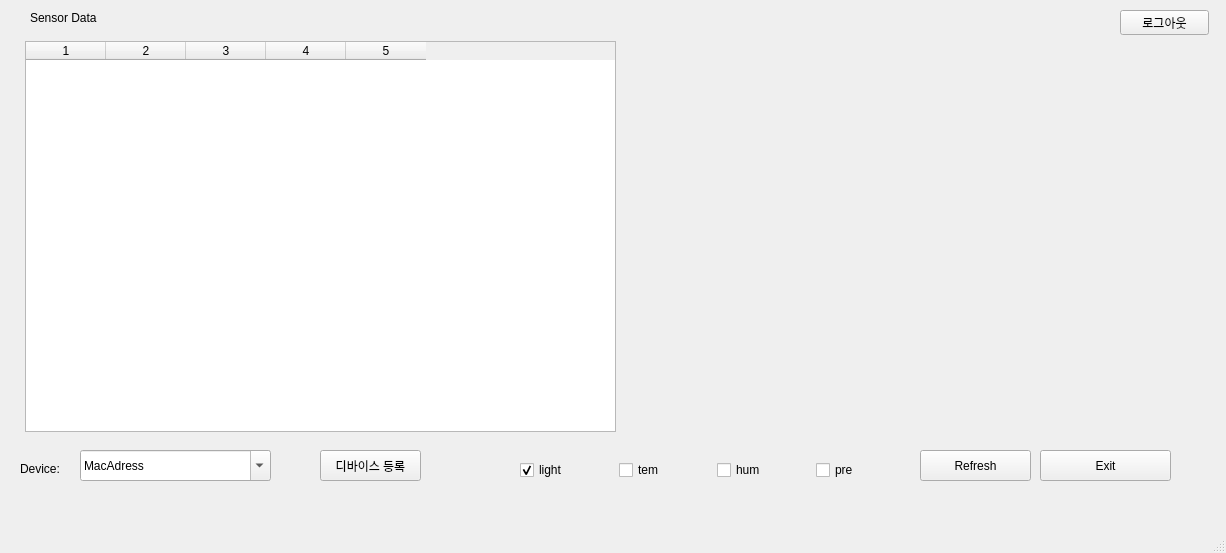
Before: the Qt Designer form SensorBoard/mainwindow.ui in sunghyungi/greenhouse_project, drawn with Qt 5.
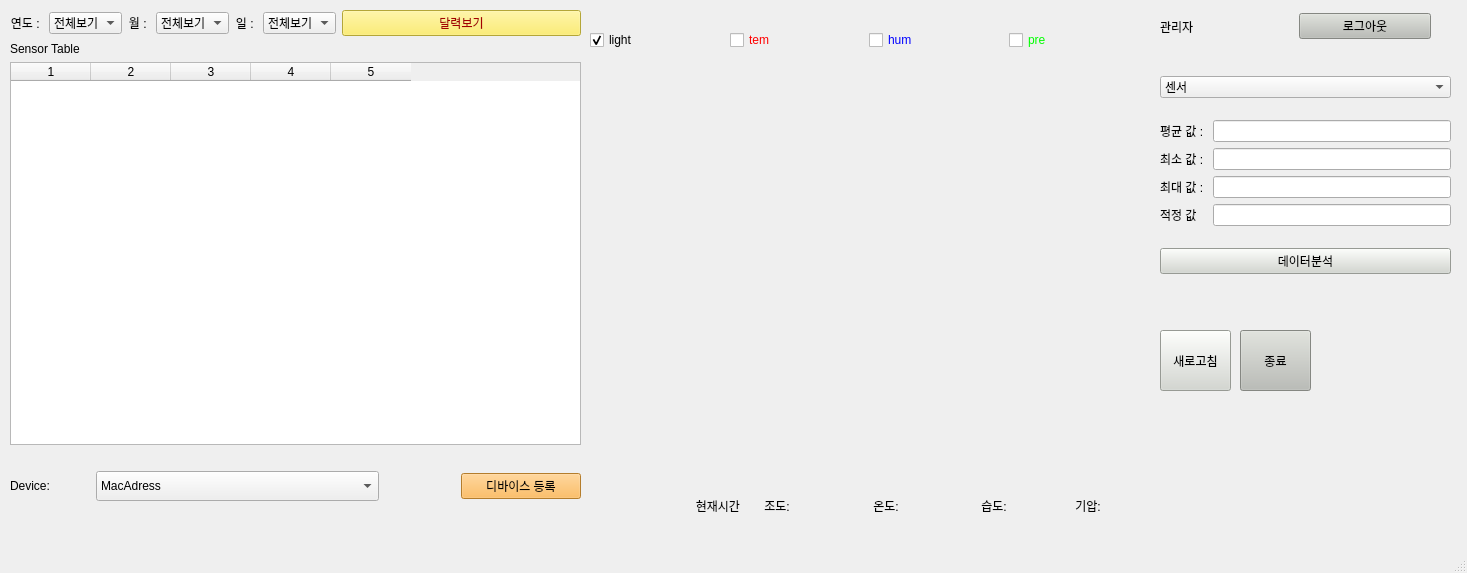
After: the same form once the commit is applied. Custom widgets are drawn as their Qt base class.

The edit to the form file:
```diff
--- a/SensorBoard/mainwindow.ui
+++ b/SensorBoard/mainwindow.ui
@@ -6,198 +6,607 @@
    <rect>
     <x>0</x>
     <y>0</y>
-    <width>1226</width>
-    <height>553</height>
+    <width>1467</width>
+    <height>573</height>
    </rect>
   </property>
   <property name="windowTitle">
-   <string>MainWindow</string>
+   <string>온실관리시스템</string>
   </property>
   <widget class="QWidget" name="centralwidget">
-   <widget class="QTableWidget" name="Sensor_table">
-    <property name="geometry">
-     <rect>
-      <x>25</x>
-      <y>41</y>
-      <width>591</width>
-      <height>391</height>
-     </rect>
-    </property>
-    <property name="rowCount">
-     <number>0</number>
-    </property>
-    <property name="columnCount">
-     <number>5</number>
-    </property>
-    <attribute name="horizontalHeaderDefaultSectionSize">
-     <number>80</number>
-    </attribute>
-    <column/>
-    <column/>
-    <column/>
-    <column/>
-    <column/>
-   </widget>
-   <widget class="QLabel" name="lbl_sensor">
-    <property name="geometry">
-     <rect>
-      <x>30</x>
-      <y>10</y>
-      <width>191</width>
-      <height>16</height>
-     </rect>
-    </property>
-    <property name="text">
-     <string>Sensor Data</string>
-    </property>
-   </widget>
    <widget class="QPushButton" name="btn_Exit">
     <property name="geometry">
      <rect>
-      <x>1040</x>
-      <y>450</y>
-      <width>131</width>
-      <height>31</height>
+      <x>1240</x>
+      <y>330</y>
+      <width>71</width>
+      <height>61</height>
      </rect>
     </property>
+    <property name="styleSheet">
+     <string notr="true">background-color: rgb(186, 189, 182);</string>
+    </property>
     <property name="text">
-     <string>Exit</string>
-    </property>
-   </widget>
-   <widget class="QCustomPlot" name="customPlot" native="true">
-    <property name="geometry">
-     <rect>
-      <x>640</x>
-      <y>40</y>
-      <width>551</width>
-      <height>391</height>
-     </rect>
+     <string>종료</string>
     </property>
    </widget>
    <widget class="QPushButton" name="btn_Refresh">
     <property name="geometry">
      <rect>
-      <x>920</x>
-      <y>450</y>
-      <width>111</width>
-      <height>31</height>
+      <x>1160</x>
+      <y>330</y>
+      <width>71</width>
+      <height>61</height>
      </rect>
     </property>
+    <property name="styleSheet">
+     <string notr="true">background-color: rgb(211, 215, 207);</string>
+    </property>
     <property name="text">
-     <string>Refresh</string>
+     <string>새로고침</string>
     </property>
    </widget>
-   <widget class="QWidget" name="horizontalLayoutWidget">
+   <widget class="QWidget" name="layoutWidget">
     <property name="geometry">
      <rect>
-      <x>520</x>
-      <y>450</y>
-      <width>388</width>
-      <height>41</height>
+      <x>590</x>
+      <y>490</y>
+      <width>590</width>
+      <height>32</height>
      </rect>
     </property>
-    <layout class="QHBoxLayout" name="horizontalLayout">
+    <layout class="QHBoxLayout" name="horizontalLayout_3">
      <item>
-      <widget class="QCheckBox" name="cb_Light">
+      <widget class="QLabel" name="lbl_CurTime">
+       <property name="minimumSize">
+        <size>
+         <width>150</width>
+         <height>30</height>
+        </size>
+       </property>
        <property name="text">
-        <string>light</string>
+        <string>현재시간</string>
        </property>
-       <property name="checked">
-        <bool>true</bool>
+       <property name="alignment">
+        <set>Qt::AlignRight|Qt::AlignTrailing|Qt::AlignVCenter</set>
        </property>
       </widget>
      </item>
      <item>
-      <widget class="QCheckBox" name="cb_Tem">
+      <widget class="QLabel" name="lbl_Light">
        <property name="text">
-        <string>tem</string>
+        <string>조도: </string>
        </property>
+       <property name="alignment">
+        <set>Qt::AlignRight|Qt::AlignTrailing|Qt::AlignVCenter</set>
+       </property>
       </widget>
      </item>
      <item>
-      <widget class="QCheckBox" name="cb_Hum">
+      <widget class="QLabel" name="lbl_LightData">
+       <property name="minimumSize">
+        <size>
+         <width>50</width>
+         <height>30</height>
+        </size>
+       </property>
+       <property name="maximumSize">
+        <size>
+         <width>50</width>
+         <height>30</height>
+        </size>
+       </property>
        <property name="text">
-        <string>hum</string>
+        <string/>
        </property>
       </widget>
      </item>
      <item>
-      <widget class="QCheckBox" name="cb_Pre">
+      <widget class="QLabel" name="lbl_Tem">
        <property name="text">
-        <string>pre</string>
+        <string>온도: </string>
        </property>
+       <property name="alignment">
+        <set>Qt::AlignRight|Qt::AlignTrailing|Qt::AlignVCenter</set>
+       </property>
       </widget>
      </item>
+     <item>
+      <widget class="QLabel" name="lbl_TemData">
+       <property name="minimumSize">
+        <size>
+         <width>50</width>
+         <height>30</height>
+        </size>
+       </property>
+       <property name="maximumSize">
+        <size>
+         <width>50</width>
+         <height>30</height>
+        </size>
+       </property>
+       <property name="text">
+        <string/>
+       </property>
+      </widget>
+     </item>
+     <item>
+      <widget class="QLabel" name="lbl_Hum">
+       <property name="text">
+        <string>습도: </string>
+       </property>
+       <property name="alignment">
+        <set>Qt::AlignRight|Qt::AlignTrailing|Qt::AlignVCenter</set>
+       </property>
+      </widget>
+     </item>
+     <item>
+      <widget class="QLabel" name="lbl_HumData">
+       <property name="minimumSize">
+        <size>
+         <width>35</width>
+         <height>30</height>
+        </size>
+       </property>
+       <property name="maximumSize">
+        <size>
+         <width>35</width>
+         <height>30</height>
+        </size>
+       </property>
+       <property name="text">
+        <string/>
+       </property>
+      </widget>
+     </item>
+     <item>
+      <widget class="QLabel" name="lbl_Pre">
+       <property name="text">
+        <string>기압: </string>
+       </property>
+       <property name="alignment">
+        <set>Qt::AlignRight|Qt::AlignTrailing|Qt::AlignVCenter</set>
+       </property>
+      </widget>
+     </item>
+     <item>
+      <widget class="QLabel" name="lbl_PreData">
+       <property name="minimumSize">
+        <size>
+         <width>70</width>
+         <height>30</height>
+        </size>
+       </property>
+       <property name="text">
+        <string/>
+       </property>
+      </widget>
+     </item>
     </layout>
    </widget>
-   <widget class="QComboBox" name="cbb_Mac">
+   <widget class="QWidget" name="layoutWidget">
     <property name="geometry">
      <rect>
-      <x>80</x>
-      <y>450</y>
-      <width>191</width>
-      <height>31</height>
+      <x>10</x>
+      <y>10</y>
+      <width>571</width>
+      <height>511</height>
      </rect>
     </property>
-    <property name="editable">
-     <bool>true</bool>
-    </property>
-    <property name="currentText">
-     <string notr="true">MacAdress</string>
-    </property>
-    <property name="currentIndex">
-     <number>0</number>
-    </property>
-    <property name="duplicatesEnabled">
-     <bool>false</bool>
-    </property>
-    <property name="frame">
-     <bool>true</bool>
-    </property>
-    <item>
-     <property name="text">
-      <string>MacAdress</string>
-     </property>
-    </item>
+    <layout class="QVBoxLayout" name="verticalLayout_2">
+     <item>
+      <layout class="QVBoxLayout" name="verticalLayout">
+       <item>
+        <layout class="QHBoxLayout" name="horizontalLayout_5">
+         <item>
+          <layout class="QHBoxLayout" name="horizontalLayout_2">
+           <item>
+            <widget class="QLabel" name="lbl_Year">
+             <property name="text">
+              <string>연도 : </string>
+             </property>
+             <property name="alignment">
+              <set>Qt::AlignRight|Qt::AlignTrailing|Qt::AlignVCenter</set>
+             </property>
+            </widget>
+           </item>
+           <item>
+            <widget class="QComboBox" name="cbb_Year">
+             <property name="currentIndex">
+              <number>0</number>
+             </property>
+             <item>
+              <property name="text">
+               <string>전체보기</string>
+              </property>
+             </item>
+            </widget>
+           </item>
+           <item>
+            <widget class="QLabel" name="lbl_Month">
+             <property name="text">
+              <string>월 : </string>
+             </property>
+             <property name="alignment">
+              <set>Qt::AlignRight|Qt::AlignTrailing|Qt::AlignVCenter</set>
+             </property>
+            </widget>
+           </item>
+           <item>
+            <widget class="QComboBox" name="cbb_Month">
+             <item>
+              <property name="text">
+               <string>전체보기</string>
+              </property>
+             </item>
+            </widget>
+           </item>
+           <item>
+            <widget class="QLabel" name="lbl_Day">
+             <property name="text">
+              <string>일 : </string>
+             </property>
+             <property name="alignment">
+              <set>Qt::AlignRight|Qt::AlignTrailing|Qt::AlignVCenter</set>
+             </property>
+            </widget>
+           </item>
+           <item>
+            <widget class="QComboBox" name="cbb_Day">
+             <item>
+              <property name="text">
+               <string>전체보기</string>
+              </property>
+             </item>
+            </widget>
+           </item>
+          </layout>
+         </item>
+         <item>
+          <widget class="QPushButton" name="pushButton">
+           <property name="styleSheet">
+            <string notr="true">background-color: rgb(252, 233, 79);
+color: rgb(164, 0, 0);</string>
+           </property>
+           <property name="text">
+            <string>달력보기</string>
+           </property>
+          </widget>
+         </item>
+        </layout>
+       </item>
+       <item>
+        <widget class="QLabel" name="lbl_Sensor">
+         <property name="text">
+          <string>Sensor Table</string>
+         </property>
+        </widget>
+       </item>
+       <item>
+        <widget class="QTableWidget" name="Sensor_table">
+         <property name="rowCount">
+          <number>0</number>
+         </property>
+         <property name="columnCount">
+          <number>5</number>
+         </property>
+         <attribute name="horizontalHeaderCascadingSectionResizes">
+          <bool>true</bool>
+         </attribute>
+         <attribute name="horizontalHeaderDefaultSectionSize">
+          <number>80</number>
+         </attribute>
+         <column/>
+         <column/>
+         <column/>
+         <column/>
+         <column/>
+        </widget>
+       </item>
+      </layout>
+     </item>
+     <item>
+      <layout class="QHBoxLayout" name="horizontalLayout_6">
+       <item>
+        <layout class="QHBoxLayout" name="horizontalLayout_4">
+         <item>
+          <widget class="QLabel" name="lbl_Mac">
+           <property name="maximumSize">
+            <size>
+             <width>80</width>
+             <height>16777215</height>
+            </size>
+           </property>
+           <property name="text">
+            <string>Device:</string>
+           </property>
+          </widget>
+         </item>
+         <item>
+          <widget class="QComboBox" name="cbb_Mac">
+           <property name="minimumSize">
+            <size>
+             <width>170</width>
+             <height>30</height>
+            </size>
+           </property>
+           <property name="editable">
+            <bool>false</bool>
+           </property>
+           <property name="currentText">
+            <string notr="true">MacAdress</string>
+           </property>
+           <property name="currentIndex">
+            <number>0</number>
+           </property>
+           <property name="duplicatesEnabled">
+            <bool>false</bool>
+           </property>
+           <property name="frame">
+            <bool>true</bool>
+           </property>
+           <item>
+            <property name="text">
+             <string>MacAdress</string>
+            </property>
+           </item>
+          </widget>
+         </item>
+         <item>
+          <widget class="QLabel" name="img_Crop">
+           <property name="minimumSize">
+            <size>
+             <width>70</width>
+             <height>70</height>
+            </size>
+           </property>
+           <property name="maximumSize">
+            <size>
+             <width>70</width>
+             <height>70</height>
+            </size>
+           </property>
+           <property name="styleSheet">
+            <string notr="true"/>
+           </property>
+           <property name="text">
+            <string/>
+           </property>
+          </widget>
+         </item>
+        </layout>
+       </item>
+       <item>
+        <widget class="QPushButton" name="btn_manager">
+         <property name="maximumSize">
+          <size>
+           <width>120</width>
+           <height>16777215</height>
+          </size>
+         </property>
+         <property name="styleSheet">
+          <string notr="true">background-color: rgb(252, 175, 62);</string>
+         </property>
+         <property name="text">
+          <string>디바이스 등록</string>
+         </property>
+        </widget>
+       </item>
+      </layout>
+     </item>
+    </layout>
    </widget>
-   <widget class="QLabel" name="lbl_Mac">
+   <widget class="QWidget" name="layoutWidget">
     <property name="geometry">
      <rect>
-      <x>20</x>
-      <y>460</y>
-      <width>67</width>
-      <height>17</height>
+      <x>590</x>
+      <y>10</y>
+      <width>552</width>
+      <height>470</height>
      </rect>
     </property>
-    <property name="text">
-     <string>Device:</string>
-    </property>
+    <layout class="QVBoxLayout" name="verticalLayout_3">
+     <item>
+      <layout class="QHBoxLayout" name="horizontalLayout">
+       <item>
+        <widget class="QCheckBox" name="cb_Light">
+         <property name="text">
+          <string>light</string>
+         </property>
+         <property name="checked">
+          <bool>true</bool>
+         </property>
+        </widget>
+       </item>
+       <item>
+        <widget class="QCheckBox" name="cb_Tem">
+         <property name="styleSheet">
+          <string notr="true">color: rgb(255, 0, 0);</string>
+         </property>
+         <property name="text">
+          <string>tem</string>
+         </property>
+        </widget>
+       </item>
+       <item>
+        <widget class="QCheckBox" name="cb_Hum">
+         <property name="minimumSize">
+          <size>
+           <width>0</width>
+           <height>60</height>
+          </size>
+         </property>
+         <property name="styleSheet">
+          <string notr="true">color: rgb(0, 0, 255);</string>
+         </property>
+         <property name="text">
+          <string>hum</string>
+         </property>
+        </widget>
+       </item>
+       <item>
+        <widget class="QCheckBox" name="cb_Pre">
+         <property name="styleSheet">
+          <string notr="true">color: rgb(0, 255, 0);</string>
+         </property>
+         <property name="text">
+          <string>pre</string>
+         </property>
+        </widget>
+       </item>
+      </layout>
+     </item>
+     <item>
+      <widget class="QCustomPlot" name="customPlot" native="true">
+       <property name="minimumSize">
+        <size>
+         <width>550</width>
+         <height>400</height>
+        </size>
+       </property>
+      </widget>
+     </item>
+    </layout>
    </widget>
-   <widget class="QPushButton" name="btn_manager">
+   <widget class="QWidget" name="layoutWidget">
     <property name="geometry">
      <rect>
-      <x>320</x>
-      <y>450</y>
-      <width>101</width>
-      <height>31</height>
+      <x>1160</x>
+      <y>10</y>
+      <width>271</width>
+      <height>33</height>
      </rect>
     </property>
-    <property name="text">
-     <string>디바이스 등록</string>
-    </property>
+    <layout class="QHBoxLayout" name="horizontalLayout_7">
+     <item>
+      <widget class="QLabel" name="lbl_Manager">
+       <property name="text">
+        <string>관리자</string>
+       </property>
+      </widget>
+     </item>
+     <item>
+      <widget class="QPushButton" name="btn_Logout">
+       <property name="styleSheet">
+        <string notr="true">background-color: rgb(186, 189, 182);</string>
+       </property>
+       <property name="text">
+        <string>로그아웃</string>
+       </property>
+      </widget>
+     </item>
+    </layout>
    </widget>
-   <widget class="QPushButton" name="btn_Logout">
+   <widget class="QWidget" name="layoutWidget">
     <property name="geometry">
      <rect>
-      <x>1120</x>
-      <y>10</y>
-      <width>89</width>
-      <height>25</height>
+      <x>1160</x>
+      <y>60</y>
+      <width>291</width>
+      <height>231</height>
      </rect>
     </property>
-    <property name="text">
-     <string>로그아웃</string>
-    </property>
+    <layout class="QVBoxLayout" name="verticalLayout_4">
+     <item>
+      <widget class="QComboBox" name="cbb_Sensor">
+       <item>
+        <property name="text">
+         <string>센서</string>
+        </property>
+       </item>
+       <item>
+        <property name="text">
+         <string>light</string>
+        </property>
+       </item>
+       <item>
+        <property name="text">
+         <string>pre</string>
+        </property>
+       </item>
+       <item>
+        <property name="text">
+         <string>tem</string>
+        </property>
+       </item>
+       <item>
+        <property name="text">
+         <string>hum</string>
+        </property>
+       </item>
+      </widget>
+     </item>
+     <item>
+      <layout class="QGridLayout" name="gridLayout">
+       <item row="0" column="1">
+        <widget class="QLineEdit" name="le_Mean">
+         <property name="readOnly">
+          <bool>true</bool>
+         </property>
+        </widget>
+       </item>
+       <item row="2" column="1">
+        <widget class="QLineEdit" name="le_Max">
+         <property name="readOnly">
+          <bool>true</bool>
+         </property>
+        </widget>
+       </item>
+       <item row="1" column="0">
+        <widget class="QLabel" name="lbl_Min">
+         <property name="text">
+          <string>최소 값 : </string>
+         </property>
+        </widget>
+       </item>
+       <item row="0" column="0">
+        <widget class="QLabel" name="lbl_Mean">
+         <property name="text">
+          <string>평균 값 : </string>
+         </property>
+        </widget>
+       </item>
+       <item row="1" column="1">
+        <widget class="QLineEdit" name="le_Min">
+         <property name="readOnly">
+          <bool>true</bool>
+         </property>
+        </widget>
+       </item>
+       <item row="2" column="0">
+        <widget class="QLabel" name="lbl_Max">
+         <property name="text">
+          <string>최대 값 : </string>
+         </property>
+        </widget>
+       </item>
+       <item row="3" column="0">
+        <widget class="QLabel" name="lbl_Pro">
+         <property name="text">
+          <string>적정 값</string>
+         </property>
+        </widget>
+       </item>
+       <item row="3" column="1">
+        <widget class="QLineEdit" name="le_Pro">
+         <property name="readOnly">
+          <bool>true</bool>
+         </property>
+        </widget>
+       </item>
+      </layout>
+     </item>
+     <item>
+      <widget class="QPushButton" name="btn_Data">
+       <property name="styleSheet">
+        <string notr="true">background-color: rgb(211, 215, 207);</string>
+       </property>
+       <property name="text">
+        <string>데이터분석</string>
+       </property>
+      </widget>
+     </item>
+    </layout>
    </widget>
   </widget>
   <widget class="QMenuBar" name="menubar">
@@ -205,7 +614,7 @@
     <rect>
      <x>0</x>
      <y>0</y>
-     <width>1226</width>
+     <width>1467</width>
      <height>22</height>
     </rect>
    </property>
```
